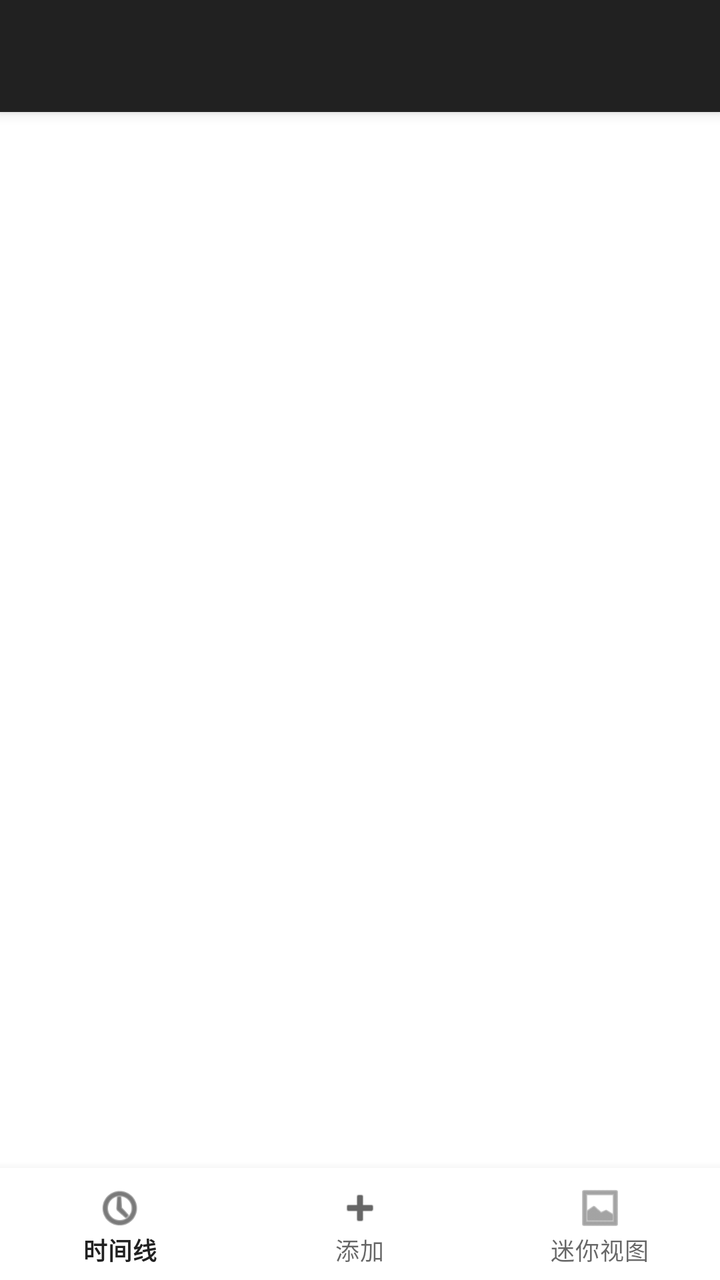
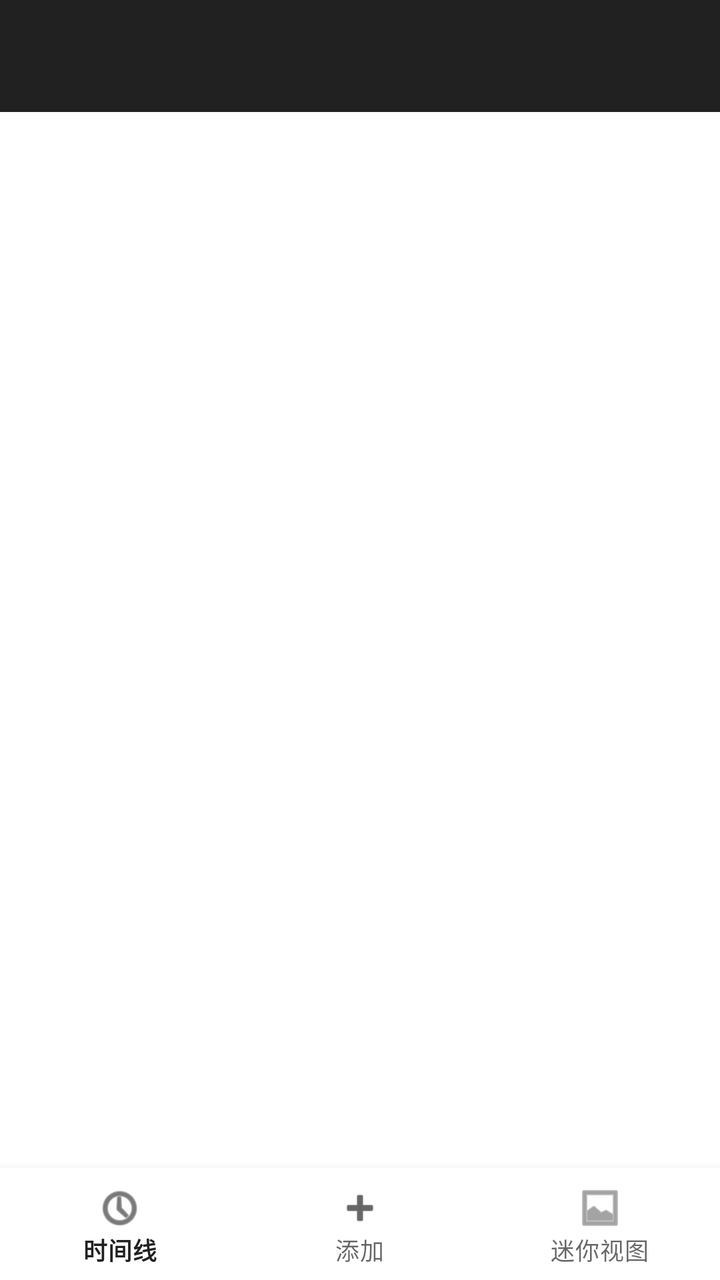

Screens rendered from an Android XML layout before and after an edit, with the pre-edit source and the edit as a unified diff.
<!-- AndroidManifest.xml: activity theme Theme.YouLog -->
<!-- res/layout/activity_main.xml -->
<?xml version="1.0" encoding="utf-8"?>
<androidx.coordinatorlayout.widget.CoordinatorLayout xmlns:android="http://schemas.android.com/apk/res/android"
    xmlns:app="http://schemas.android.com/apk/res-auto"
    android:layout_width="match_parent"
    android:layout_height="match_parent">

    <com.google.android.material.appbar.AppBarLayout
        android:layout_width="match_parent"
        android:layout_height="wrap_content"
        android:theme="@style/Theme.YouLog.AppBarOverlay">

        <androidx.appcompat.widget.Toolbar
            android:id="@+id/toolbar"
            android:layout_width="match_parent"
            android:layout_height="?attr/actionBarSize"
            android:background="?attr/colorPrimary"
            app:popupTheme="@style/Theme.YouLog.PopupOverlay" />

    </com.google.android.material.appbar.AppBarLayout>

    <androidx.viewpager2.widget.ViewPager2
        android:id="@+id/viewPager"
        android:layout_width="match_parent"
        android:layout_height="match_parent"
        app:layout_behavior="@string/appbar_scrolling_view_behavior" />

    <com.google.android.material.bottomnavigation.BottomNavigationView
        android:id="@+id/bottomNavigation"
        android:layout_width="match_parent"
        android:layout_height="wrap_content"
        android:layout_gravity="bottom"
        android:background="@color/surface"
        app:menu="@menu/bottom_navigation_menu"
        app:labelVisibilityMode="labeled" />

</androidx.coordinatorlayout.widget.CoordinatorLayout>
<!-- resources referenced by this layout -->
<resources>
  <color name="surface">#FFFFFFFF</color>
  <style name="Theme.YouLog.AppBarOverlay" parent="ThemeOverlay.AppCompat.Dark.ActionBar" />
  <style name="Theme.YouLog.PopupOverlay" parent="ThemeOverlay.AppCompat.Light" />
  <style name="Theme.YouLog" parent="Theme.MaterialComponents.DayNight.NoActionBar">
          
          <item name="colorPrimary">@color/purple_500</item>
          <item name="colorPrimaryVariant">@color/purple_700</item>
          <item name="colorOnPrimary">@color/white</item>
          
          <item name="colorSecondary">@color/teal_200</item>
          <item name="colorSecondaryVariant">@color/teal_700</item>
          <item name="colorOnSecondary">@color/black</item>
          
          <item name="android:statusBarColor" tools:targetApi="l">?attr/colorPrimaryVariant</item>
          
      </style>
  <color name="purple_500">#212121</color>
  <color name="purple_700">#000000</color>
  <color name="white">#FFFFFFFF</color>
  <color name="teal_200">#BDBDBD</color>
  <color name="teal_700">#616161</color>
  <color name="black">#FF000000</color>
</resources>

<!-- the commit's change to res/layout/activity_main.xml (unified diff, before → after) -->
@@ -1,13 +1,14 @@
-<?xml version="1.0" encoding="utf-8"?>
-<androidx.coordinatorlayout.widget.CoordinatorLayout xmlns:android="http://schemas.android.com/apk/res/android"
+<androidx.constraintlayout.widget.ConstraintLayout xmlns:android="http://schemas.android.com/apk/res/android"
     xmlns:app="http://schemas.android.com/apk/res-auto"
     android:layout_width="match_parent"
     android:layout_height="match_parent">
 
     <com.google.android.material.appbar.AppBarLayout
+        android:id="@+id/appBarLayout"
         android:layout_width="match_parent"
         android:layout_height="wrap_content"
-        android:theme="@style/Theme.YouLog.AppBarOverlay">
+        android:theme="@style/Theme.YouLog.AppBarOverlay"
+        app:layout_constraintTop_toTopOf="parent">
 
         <androidx.appcompat.widget.Toolbar
             android:id="@+id/toolbar"
@@ -21,16 +22,17 @@
     <androidx.viewpager2.widget.ViewPager2
         android:id="@+id/viewPager"
         android:layout_width="match_parent"
-        android:layout_height="match_parent"
-        app:layout_behavior="@string/appbar_scrolling_view_behavior" />
+        android:layout_height="0dp"
+        app:layout_constraintBottom_toTopOf="@+id/bottomNavigation"
+        app:layout_constraintTop_toBottomOf="@+id/appBarLayout" />
 
     <com.google.android.material.bottomnavigation.BottomNavigationView
         android:id="@+id/bottomNavigation"
         android:layout_width="match_parent"
         android:layout_height="wrap_content"
-        android:layout_gravity="bottom"
         android:background="@color/surface"
+        app:layout_constraintBottom_toBottomOf="parent"
         app:menu="@menu/bottom_navigation_menu"
         app:labelVisibilityMode="labeled" />
 
-</androidx.coordinatorlayout.widget.CoordinatorLayout>
+</androidx.constraintlayout.widget.ConstraintLayout>
